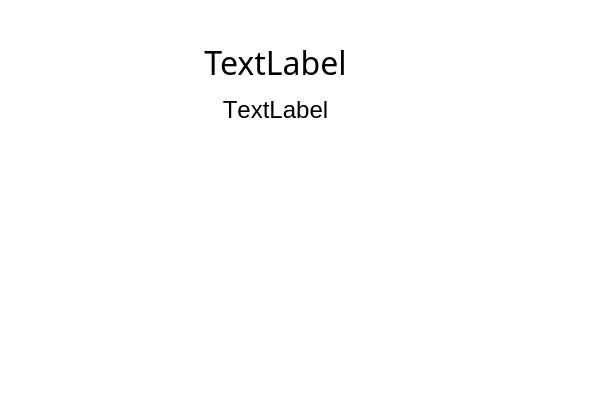
Before: the Qt Designer form mtrack/barcodelabel.ui in kyledevans/Medicine-Track, drawn with Qt 5.
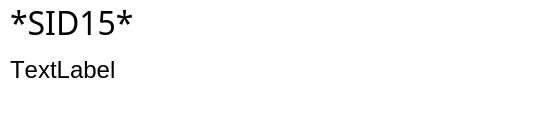
After: the same form once the commit is applied.

Commit message: Prints barcodes to labels now. 	modified:   mtrack/barcodelabel.cpp 	modified:   mtrack/barcodelabel.ui

Diff of the .ui file:
```diff
--- a/mtrack/barcodelabel.ui
+++ b/mtrack/barcodelabel.ui
@@ -6,8 +6,8 @@
    <rect>
     <x>0</x>
     <y>0</y>
-    <width>589</width>
-    <height>420</height>
+    <width>534</width>
+    <height>124</height>
    </rect>
   </property>
   <property name="windowTitle">
@@ -25,8 +25,8 @@
   <widget class="QWidget" name="verticalLayoutWidget">
    <property name="geometry">
     <rect>
-     <x>30</x>
-     <y>40</y>
+     <x>10</x>
+     <y>0</y>
      <width>491</width>
      <height>113</height>
     </rect>
@@ -44,13 +44,11 @@
        <font>
         <family>Code-39-Logitogo</family>
         <pointsize>24</pointsize>
+        <kerning>false</kerning>
        </font>
       </property>
       <property name="text">
-       <string>TextLabel</string>
-      </property>
-      <property name="alignment">
-       <set>Qt::AlignCenter</set>
+       <string>*SID15*</string>
       </property>
      </widget>
     </item>
@@ -82,9 +80,6 @@
       <property name="text">
        <string>TextLabel</string>
       </property>
-      <property name="alignment">
-       <set>Qt::AlignCenter</set>
-      </property>
      </widget>
     </item>
     <item>
```
The commit also changes 1 other file.
